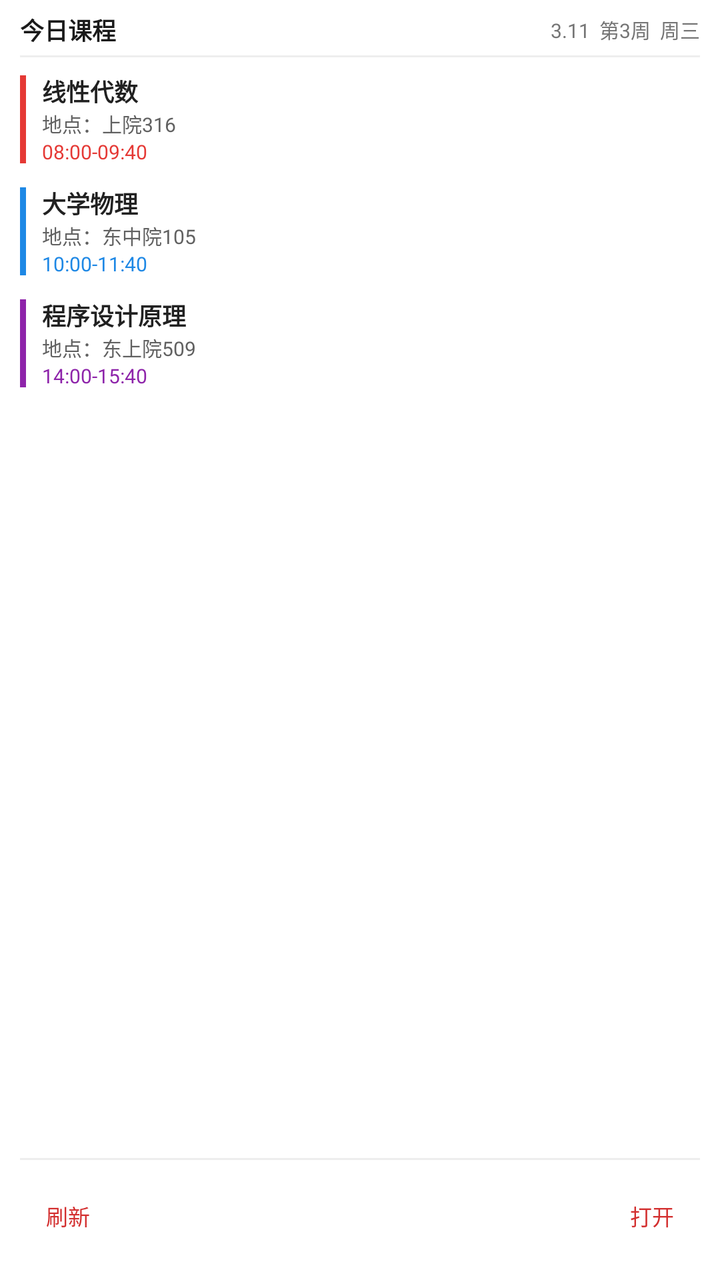
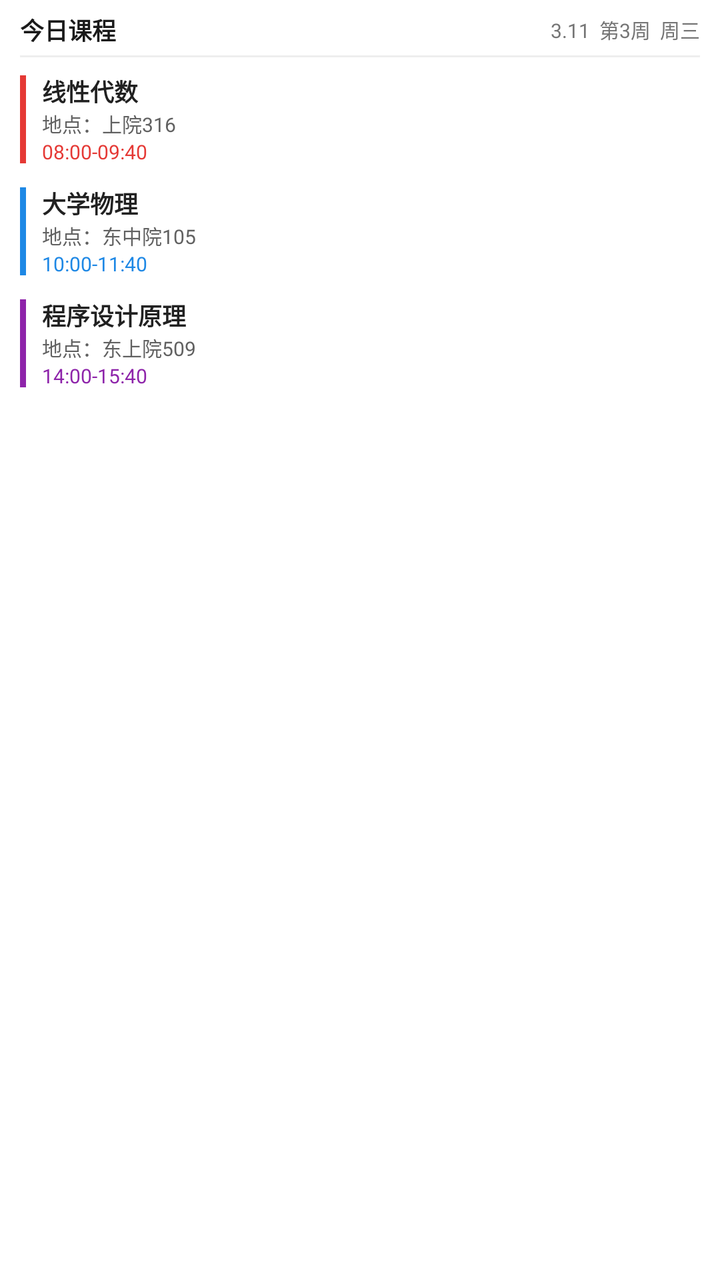

Two renders of the same Android screen: before a commit and after it. Below are the layout's source before the change and the commit's diff.
<!-- AndroidManifest.xml: fallback theme Theme.MaterialComponents.DayNight.NoActionBar -->
<!-- res/layout/widget_preview.xml -->
<?xml version="1.0" encoding="utf-8"?>
<LinearLayout
    xmlns:android="http://schemas.android.com/apk/res/android"
    android:layout_width="match_parent"
    android:layout_height="match_parent"
    android:background="@drawable/widget_today_bg"
    android:orientation="vertical"
    android:paddingLeft="10dp"
    android:paddingRight="10dp"
    android:paddingTop="6dp"
    android:paddingBottom="8dp"
>

    
    <LinearLayout
        android:layout_width="match_parent"
        android:layout_height="wrap_content"
        android:gravity="center_vertical"
        android:orientation="horizontal"
    >
        <TextView
            android:layout_width="0dp"
            android:layout_height="wrap_content"
            android:layout_weight="1"
            android:text="今日课程"
            android:textColor="@color/widget_header_text"
            android:textSize="12sp"
            android:textStyle="bold"
        />
        <TextView
            android:layout_width="wrap_content"
            android:layout_height="wrap_content"
            android:text="3.11  第3周  周三"
            android:textColor="@color/widget_subtitle_text"
            android:textSize="10sp"
        />
    </LinearLayout>

    
    <TextView
        android:layout_width="match_parent"
        android:layout_height="1dp"
        android:layout_marginTop="4dp"
        android:layout_marginBottom="3dp"
        android:background="@color/widget_divider"
    />

    
    <LinearLayout
        android:layout_width="match_parent"
        android:layout_height="wrap_content"
        android:gravity="center_vertical"
        android:orientation="horizontal"
        android:paddingTop="5dp"
        android:paddingBottom="5dp"
        android:paddingEnd="4dp"
    >
        <TextView
            android:layout_width="3dp"
            android:layout_height="44dp"
            android:background="#E53935"
            android:layout_marginEnd="8dp"
        />
        <LinearLayout
            android:layout_width="0dp"
            android:layout_height="wrap_content"
            android:layout_weight="1"
            android:orientation="vertical"
        >
            <TextView
                android:layout_width="match_parent"
                android:layout_height="wrap_content"
                android:text="线性代数"
                android:textColor="@color/widget_course_title"
                android:textSize="12sp"
                android:textStyle="bold"
            />
            <TextView
                android:layout_width="match_parent"
                android:layout_height="wrap_content"
                android:text="地点：上院316"
                android:textColor="@color/widget_course_detail"
                android:textSize="10sp"
            />
            <TextView
                android:layout_width="match_parent"
                android:layout_height="wrap_content"
                android:text="08:00-09:40"
                android:textColor="#E53935"
                android:textSize="10sp"
            />
        </LinearLayout>
    </LinearLayout>

    
    <LinearLayout
        android:layout_width="match_parent"
        android:layout_height="wrap_content"
        android:gravity="center_vertical"
        android:orientation="horizontal"
        android:paddingTop="5dp"
        android:paddingBottom="5dp"
        android:paddingEnd="4dp"
    >
        <TextView
            android:layout_width="3dp"
            android:layout_height="44dp"
            android:background="#1E88E5"
            android:layout_marginEnd="8dp"
        />
        <LinearLayout
            android:layout_width="0dp"
            android:layout_height="wrap_content"
            android:layout_weight="1"
            android:orientation="vertical"
        >
            <TextView
                android:layout_width="match_parent"
                android:layout_height="wrap_content"
                android:text="大学物理"
                android:textColor="@color/widget_course_title"
                android:textSize="12sp"
                android:textStyle="bold"
            />
            <TextView
                android:layout_width="match_parent"
                android:layout_height="wrap_content"
                android:text="地点：东中院105"
                android:textColor="@color/widget_course_detail"
                android:textSize="10sp"
            />
            <TextView
                android:layout_width="match_parent"
                android:layout_height="wrap_content"
                android:text="10:00-11:40"
                android:textColor="#1E88E5"
                android:textSize="10sp"
            />
        </LinearLayout>
    </LinearLayout>

    
    <LinearLayout
        android:layout_width="match_parent"
        android:layout_height="wrap_content"
        android:gravity="center_vertical"
        android:orientation="horizontal"
        android:paddingTop="5dp"
        android:paddingBottom="5dp"
        android:paddingEnd="4dp"
    >
        <TextView
            android:layout_width="3dp"
            android:layout_height="44dp"
            android:background="#8E24AA"
            android:layout_marginEnd="8dp"
        />
        <LinearLayout
            android:layout_width="0dp"
            android:layout_height="wrap_content"
            android:layout_weight="1"
            android:orientation="vertical"
        >
            <TextView
                android:layout_width="match_parent"
                android:layout_height="wrap_content"
                android:text="程序设计原理"
                android:textColor="@color/widget_course_title"
                android:textSize="12sp"
                android:textStyle="bold"
            />
            <TextView
                android:layout_width="match_parent"
                android:layout_height="wrap_content"
                android:text="地点：东上院509"
                android:textColor="@color/widget_course_detail"
                android:textSize="10sp"
            />
            <TextView
                android:layout_width="match_parent"
                android:layout_height="wrap_content"
                android:text="14:00-15:40"
                android:textColor="#8E24AA"
                android:textSize="10sp"
            />
        </LinearLayout>
    </LinearLayout>

    
    <TextView
        android:layout_width="match_parent"
        android:layout_height="0dp"
        android:layout_weight="1"
    />

    
    <TextView
        android:layout_width="match_parent"
        android:layout_height="1dp"
        android:layout_marginBottom="4dp"
        android:background="@color/widget_divider"
    />

    
    <LinearLayout
        android:layout_width="match_parent"
        android:layout_height="wrap_content"
        android:gravity="center_vertical"
        android:orientation="horizontal"
    >
        <TextView
            android:layout_width="wrap_content"
            android:layout_height="wrap_content"
            android:contentDescription="刷新课程"
            android:minWidth="48dp"
            android:minHeight="48dp"
            android:gravity="center"
            android:text="刷新"
            android:textColor="@color/widget_accent"
            android:textSize="11sp"
        />
        <TextView
            android:layout_width="0dp"
            android:layout_height="wrap_content"
            android:layout_weight="1"
        />
        <TextView
            android:layout_width="wrap_content"
            android:layout_height="wrap_content"
            android:contentDescription="打开课程表"
            android:minWidth="48dp"
            android:minHeight="48dp"
            android:gravity="center"
            android:text="打开"
            android:textColor="@color/widget_open_btn"
            android:textSize="11sp"
        />
    </LinearLayout>

</LinearLayout>
<!-- resources referenced by this layout -->
<resources>
  <color name="widget_accent">#D32F2F</color>
  <color name="widget_course_detail">#616161</color>
  <color name="widget_course_title">#212121</color>
  <color name="widget_divider">#EEEEEE</color>
  <color name="widget_header_text">#1A1A1A</color>
  <color name="widget_open_btn">#D32F2F</color>
  <color name="widget_subtitle_text">#757575</color>
  <!-- drawable widget_today_bg (drawable) -->
  <?xml version="1.0" encoding="utf-8"?>
  <shape xmlns:android="http://schemas.android.com/apk/res/android"
      android:shape="rectangle">
      <solid android:color="@color/widget_background" />
      <corners android:radius="16dp" />
  </shape>
  <color name="widget_background">#FFFFFF</color>
</resources>

<!-- the commit's change to res/layout/widget_preview.xml (unified diff, before → after) -->
@@ -193,48 +193,4 @@
         android:layout_weight="1"
     />
 
-    
-    <TextView
-        android:layout_width="match_parent"
-        android:layout_height="1dp"
-        android:layout_marginBottom="4dp"
-        android:background="@color/widget_divider"
-    />
-
-    
-    <LinearLayout
-        android:layout_width="match_parent"
-        android:layout_height="wrap_content"
-        android:gravity="center_vertical"
-        android:orientation="horizontal"
-    >
-        <TextView
-            android:layout_width="wrap_content"
-            android:layout_height="wrap_content"
-            android:contentDescription="刷新课程"
-            android:minWidth="48dp"
-            android:minHeight="48dp"
-            android:gravity="center"
-            android:text="刷新"
-            android:textColor="@color/widget_accent"
-            android:textSize="11sp"
-        />
-        <TextView
-            android:layout_width="0dp"
-            android:layout_height="wrap_content"
-            android:layout_weight="1"
-        />
-        <TextView
-            android:layout_width="wrap_content"
-            android:layout_height="wrap_content"
-            android:contentDescription="打开课程表"
-            android:minWidth="48dp"
-            android:minHeight="48dp"
-            android:gravity="center"
-            android:text="打开"
-            android:textColor="@color/widget_open_btn"
-            android:textSize="11sp"
-        />
-    </LinearLayout>
-
 </LinearLayout>
<!-- resource entries referenced after the edit -->
@@ -1,11 +1,9 @@
 <!-- resources referenced by this layout -->
 <resources>
-  <color name="widget_accent">#D32F2F</color>
   <color name="widget_course_detail">#616161</color>
   <color name="widget_course_title">#212121</color>
   <color name="widget_divider">#EEEEEE</color>
   <color name="widget_header_text">#1A1A1A</color>
-  <color name="widget_open_btn">#D32F2F</color>
   <color name="widget_subtitle_text">#757575</color>
   <!-- drawable widget_today_bg (drawable) -->
   <?xml version="1.0" encoding="utf-8"?>
